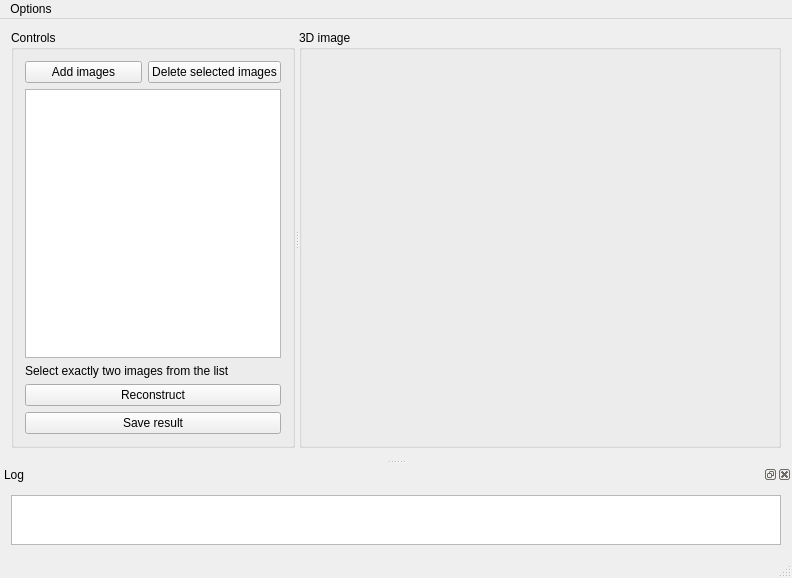
The window that cybervision/UI/mainwindow.ui (zlogic/cybervision) describes before a commit, drawn with Qt 5.
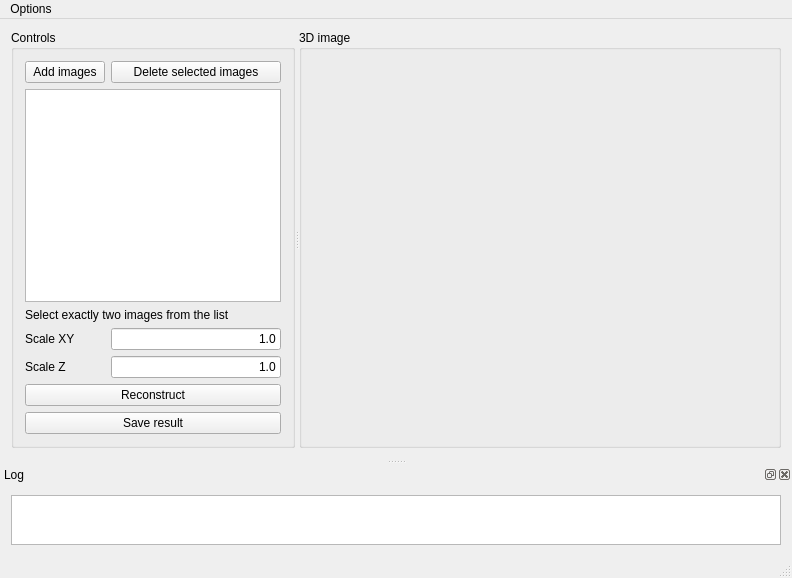
The same window after the commit. Custom widgets are drawn as their Qt base class.

Commit message: * added surface scale setting * removed some obsolete stuff

Diff of the .ui file:
```diff
--- a/cybervision/UI/mainwindow.ui
+++ b/cybervision/UI/mainwindow.ui
@@ -60,7 +60,7 @@
           </property>
          </widget>
         </item>
-        <item row="4" column="0" colspan="2">
+        <item row="6" column="0" colspan="2">
          <widget class="QPushButton" name="startProcessButton">
           <property name="locale">
            <locale language="English" country="UnitedStates"/>
@@ -70,7 +70,7 @@
           </property>
          </widget>
         </item>
-        <item row="5" column="0" colspan="2">
+        <item row="7" column="0" colspan="2">
          <widget class="QPushButton" name="saveButton">
           <property name="locale">
            <locale language="English" country="UnitedStates"/>
@@ -100,6 +100,40 @@
           </property>
          </widget>
         </item>
+        <item row="4" column="1">
+         <widget class="QLineEdit" name="scaleXYEdit">
+          <property name="text">
+           <string>1.0</string>
+          </property>
+          <property name="alignment">
+           <set>Qt::AlignRight|Qt::AlignTrailing|Qt::AlignVCenter</set>
+          </property>
+         </widget>
+        </item>
+        <item row="4" column="0">
+         <widget class="QLabel" name="sceleXYLabel">
+          <property name="text">
+           <string>Scale XY</string>
+          </property>
+         </widget>
+        </item>
+        <item row="5" column="0">
+         <widget class="QLabel" name="scaleZlabel">
+          <property name="text">
+           <string>Scale Z</string>
+          </property>
+         </widget>
+        </item>
+        <item row="5" column="1">
+         <widget class="QLineEdit" name="scaleZEdit">
+          <property name="text">
+           <string>1.0</string>
+          </property>
+          <property name="alignment">
+           <set>Qt::AlignRight|Qt::AlignTrailing|Qt::AlignVCenter</set>
+          </property>
+         </widget>
+        </item>
        </layout>
       </widget>
       <widget class="QGroupBox" name="groupBox">
```
The commit also changes 12 other files.
